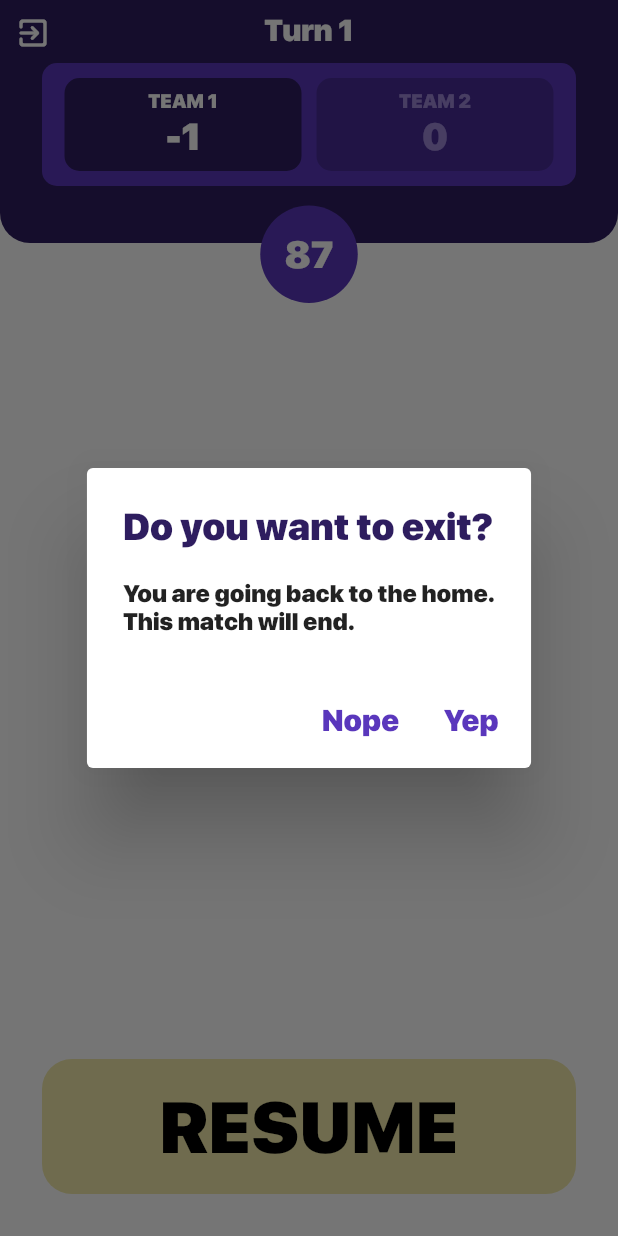
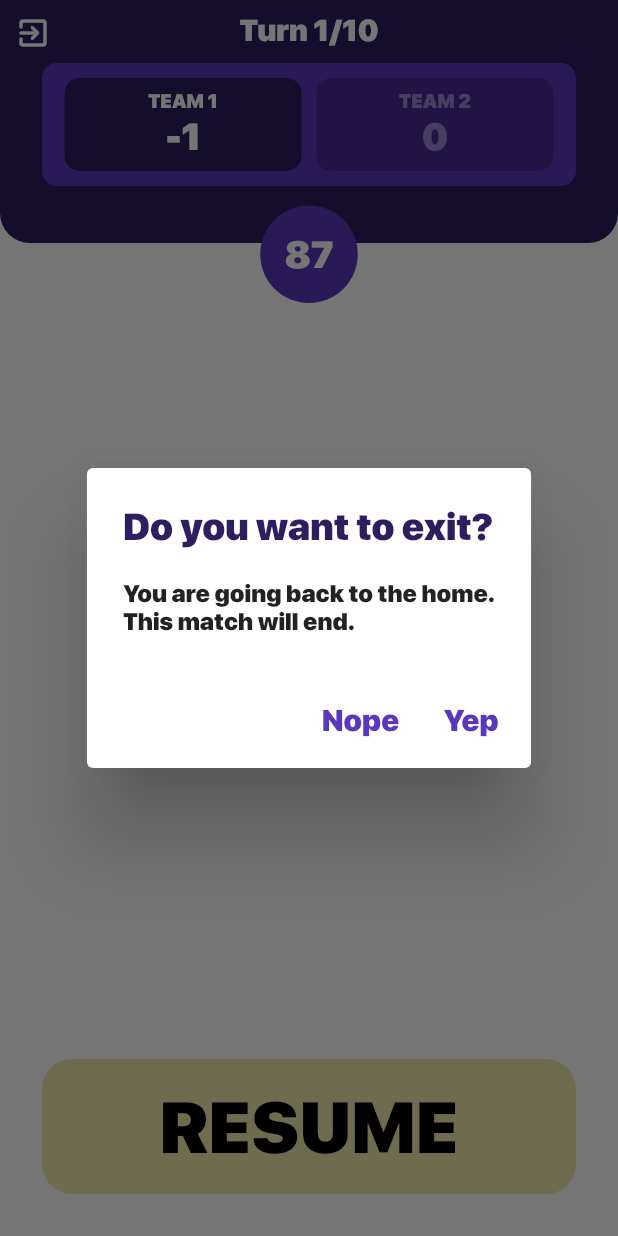
Before and after one commit to rignaneseleo/SpeakEasy, a Flutter app: the GamePage screen opened directly with empty values, after a tap on the "exit to app" icon, on a phone screen of 412 x 824 dp. Run offline on Flutter 3.47's test engine with Material 2 defaults, Android fonts, the phone set to English and light mode, and no system bars; drawn by our look-alikes of auto_size_text; our stand-ins replace csv, easy_localization, flutter_riverpod, flutter_svg, fluttertoast, get and 7 more; missing offline and left inert: soundpool; accounts and stored records are empty; statements that could not run were skipped.

Commit message:
ux improvements

```diff
--- a/opentabu/lib/controller/game_controller.dart
+++ b/opentabu/lib/controller/game_controller.dart
@@ -134,6 +134,8 @@ class GameController extends ChangeNotifier {
 
   int get numberOfPlayers => _game?.numberOfPlayers ?? 0;
 
+  int get nTurns => _numbersOfTurns;
+
   List<String> get teams => List<String>.generate(
       _game?.numberOfPlayers ?? 0, (i) => "Team ${i + 1}");
 
--- a/opentabu/lib/view/game_page.dart
+++ b/opentabu/lib/view/game_page.dart
@@ -4,32 +4,27 @@
 * GITHUB: https://github.com/rignaneseleo/OpenTabu
 * */
 import 'dart:async';
+import 'dart:io';
 
 import 'package:auto_size_text/auto_size_text.dart';
+import 'package:easy_localization/easy_localization.dart';
 import 'package:flutter/material.dart';
 import 'package:flutter_riverpod/all.dart';
-import 'package:easy_localization/easy_localization.dart';
 import 'package:flutter_svg/flutter_svg.dart';
-import 'package:opentabu/main.dart';
 import 'package:get/get_core/src/get_main.dart';
 import 'package:get/get_navigation/get_navigation.dart';
 import 'package:in_app_review/in_app_review.dart';
 import 'package:opentabu/controller/analytics_controller.dart';
 import 'package:opentabu/controller/game_controller.dart';
+import 'package:opentabu/main.dart';
 import 'package:opentabu/model/settings.dart';
-import 'package:opentabu/model/word.dart';
 import 'package:opentabu/persistence/sound_loader.dart';
 import 'package:opentabu/theme/theme.dart';
 import 'package:opentabu/utils/uppercase_text.dart';
 import 'package:opentabu/view/widget/big_button.dart';
 import 'package:opentabu/view/widget/blinking_text.dart';
-import 'package:opentabu/view/widget/my_scaffold.dart';
-import 'package:opentabu/view/widget/selector_button.dart';
-import 'package:opentabu/view/widget/tiny_button.dart';
 import 'package:vibration/vibration.dart';
 import 'package:wakelock/wakelock.dart';
-
-import '../main.dart';
 
 class GamePage extends StatefulWidget {
   final Settings _settings;
@@ -110,6 +105,8 @@ class GamePageState extends State<GamePage> with WidgetsBindingObserver {
   }
 
   void initGame() {
+    context.read(gameProvider).startCountdown();
+
     //Start the turn
     context.read(gameProvider).startTurn();
 
@@ -186,7 +183,10 @@ class GamePageState extends State<GamePage> with WidgetsBindingObserver {
                     children: [
                       if (!smallScreen) GameInfoWidget(),
                       if (smallScreen) GameInfoWidgetShrinked(),
-                      Positioned(
+                      Consumer(builder: (context, watch, child) {
+                        GameController _gameController = watch(gameProvider);
+                        if (_gameController.gameState != GameState.ended) {
+                          return Positioned(
                             left: 10,
                             top: 10,
                             child: SafeArea(
@@ -201,7 +201,10 @@ class GamePageState extends State<GamePage> with WidgetsBindingObserver {
                                 },
                               ),
                             ),
-                      ),
+                          );
+                        }
+                        return Container();
+                      }),
                       Consumer(builder: (context, watch, child) {
                         GameController _gameController = watch(gameProvider);
                         if (_gameController.gameState == GameState.playing ||
@@ -392,13 +395,6 @@ class GamePageState extends State<GamePage> with WidgetsBindingObserver {
                 maxFontSize:
                     Theme.of(context).textTheme.headline2?.fontSize ?? 48,
               ),
-              Text(
-                "pass_the_phone".tr(),
-                style: Theme.of(context)
-                    .textTheme
-                    .headline6
-                    ?.copyWith(color: darkPurple),
-              ),
               TextButton(
                 child: Text(
                   "missed_point_fix_score".tr().toUpperCase(),
@@ -429,8 +425,15 @@ class GamePageState extends State<GamePage> with WidgetsBindingObserver {
             ],
           ),
         ),
+        Text(
+          "pass_the_phone".tr(),
+          style: Theme.of(context)
+              .textTheme
+              .headline6
+              ?.copyWith(color: darkPurple),
+        ),
         BigButton(
-          text: "next_turn".tr(),
+          text: "start".tr(),
           bgColor: myYellow,
           textColor: txtBlack,
           onPressed: () => initGame(),
@@ -484,11 +487,25 @@ class TurnWidget extends ConsumerWidget {
   Widget build(BuildContext context, watch) {
     GameController _gameController = watch(gameProvider);
 
+    String turnText = "";
+    switch (_gameController.gameState) {
+      case GameState.playing:
+        turnText = "${"Turn".tr()} ${_gameController.currentTurn}";
+        break;
+      case GameState.init:
+      case GameState.ready:
+      case GameState.pause:
+        turnText =
+            "${"Turn".tr()} ${_gameController.currentTurn}/${_gameController.nTurns}";
+        break;
+      case GameState.ended:
+        turnText = "End".tr();
+        break;
+    }
+
     return Center(
       child: new Text(
-        _gameController.gameState == GameState.ended
-            ? "End".tr()
-            : "Turn".tr() + " " + (_gameController.currentTurn).toString(),
+        turnText,
         style: Theme.of(context).textTheme.headline5?.copyWith(color: txtWhite),
       ),
     );
```
Lines whose indentation alone changed are shown as unchanged.
